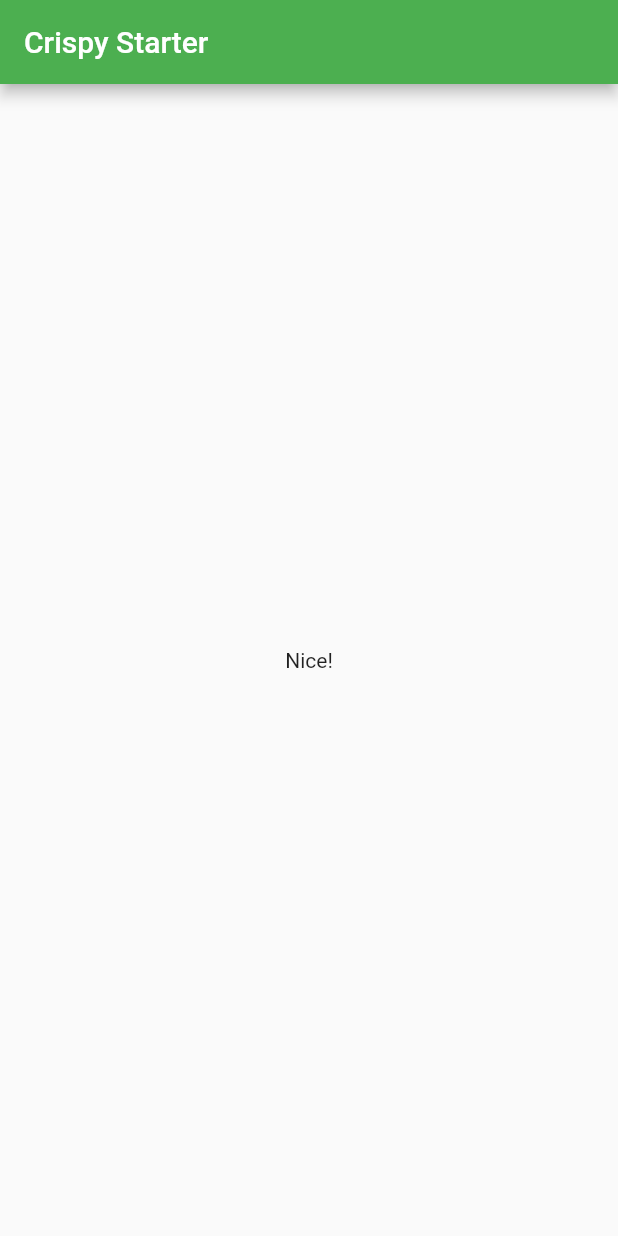
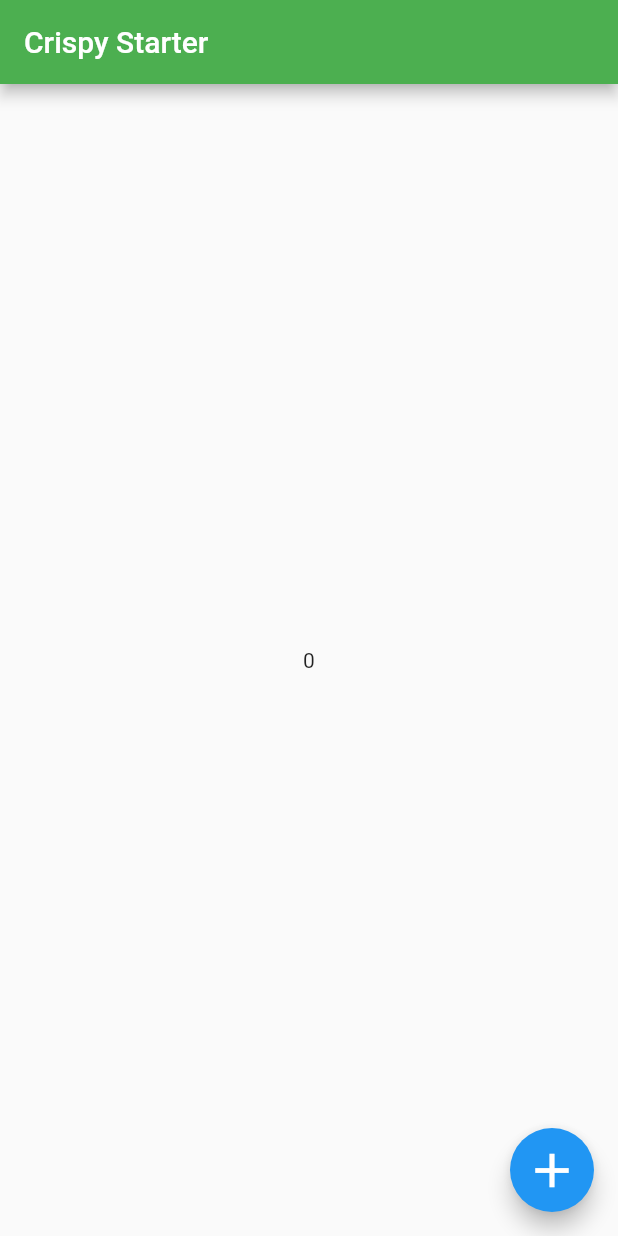
Before and after one commit to maicolstracci/crispy_starter, a Flutter app: the screen it shows after launch, on a phone screen of 412 x 824 dp. Run offline on Flutter 3.47's test engine with Material 2 defaults, Android fonts, the phone set to English and light mode, and no system bars; our stand-ins replace dio, rxdart.

Commit message:
BLoC state management test

```diff
--- /dev/null
+++ b/lib/BLoC/bloc_base.dart
@@ -0,0 +1,72 @@
+import 'package:flutter/material.dart';
+
+typedef BlocBuilder<T> = T Function();
+typedef BlocDisposer<T> = Function(T);
+
+abstract class BlocBase {
+  void dispose();
+}
+
+class BlocProvider<T extends BlocBase> extends StatefulWidget {
+  BlocProvider({
+    Key key,
+    @required this.child,
+    @required this.blocBuilder,
+    this.blocDispose,
+  }): super(key: key);
+
+  final Widget child;
+  final BlocBuilder<T> blocBuilder;
+  final BlocDisposer<T> blocDispose;
+
+  @override
+  _BlocProviderState<T> createState() => _BlocProviderState<T>();
+
+  static T of<T extends BlocBase>(BuildContext context){
+    _BlocProviderInherited<T> provider = context.getElementForInheritedWidgetOfExactType<_BlocProviderInherited<T>>()?.widget;
+
+    return provider?.bloc;
+  }
+}
+
+class _BlocProviderState<T extends BlocBase> extends State<BlocProvider<T>>{
+
+  T bloc;
+
+  @override
+  void initState() {
+    super.initState();
+    bloc = widget.blocBuilder();
+  }
+
+  @override
+  void dispose(){
+    if (widget.blocDispose != null){
+      widget.blocDispose(bloc);
+    } else {
+      bloc?.dispose();
+    }
+    super.dispose();
+  }
+
+  @override
+  Widget build(BuildContext context){
+    return new _BlocProviderInherited<T>(
+      bloc: bloc,
+      child: widget.child,
+    );
+  }
+}
+
+class _BlocProviderInherited<T> extends InheritedWidget {
+  _BlocProviderInherited({
+    Key key,
+    @required Widget child,
+    @required this.bloc,
+  }) : super(key: key, child: child);
+
+  final T bloc;
+
+  @override
+  bool updateShouldNotify(_BlocProviderInherited oldWidget) => false;
+}
--- /dev/null
+++ b/lib/BLoC/bloc_event_state.dart
@@ -0,0 +1,43 @@
+
+import 'package:meta/meta.dart';
+import 'package:rxdart/rxdart.dart';
+import 'bloc_base.dart';
+
+abstract class BlocEvent extends Object {}
+abstract class BlocState extends Object {}
+
+abstract class BlocEventStateBase<BlocEvent, BlocState> implements BlocBase {
+  PublishSubject<BlocEvent> _eventController = PublishSubject<BlocEvent>();
+  BehaviorSubject<BlocState> _stateController = BehaviorSubject<BlocState>();
+
+
+  Function(BlocEvent) get emitEvent => _eventController.sink.add;
+
+
+  Stream<BlocState> get state => _stateController.stream;
+
+
+  Stream<BlocState> eventHandler(BlocEvent event, BlocState currentState);
+
+
+  final BlocState initialState;
+
+
+  BlocEventStateBase({
+    @required this.initialState,
+  }){
+
+    _eventController.listen((BlocEvent event){
+      BlocState currentState = _stateController.value ?? initialState;
+      eventHandler(event, currentState).forEach((BlocState newState){
+        _stateController.sink.add(newState);
+      });
+    });
+  }
+
+  @override
+  void dispose() {
+    _eventController.close();
+    _stateController.close();
+  }
+}
--- /dev/null
+++ b/lib/BLoC/bloc_event_state_builder.dart
@@ -0,0 +1,28 @@
+import 'package:crispy_starter/BLoC/bloc_event_state.dart';
+import 'package:flutter/material.dart';
+
+typedef Widget AsyncBlocEventStateBuilder<BlocState>(BuildContext context, BlocState state);
+
+class BlocEventStateBuilder<BlocEvent,BlocState> extends StatelessWidget {
+  const BlocEventStateBuilder({
+    Key key,
+    @required this.builder,
+    @required this.bloc,
+  }): assert(builder != null),
+        assert(bloc != null),
+        super(key: key);
+
+  final BlocEventStateBase<BlocEvent,BlocState> bloc;
+  final AsyncBlocEventStateBuilder<BlocState> builder;
+
+  @override
+  Widget build(BuildContext context){
+    return StreamBuilder<BlocState>(
+      stream: bloc.state,
+      initialData: bloc.initialState,
+      builder: (BuildContext context, AsyncSnapshot<BlocState> snapshot){
+        return builder(context, snapshot.data);
+      },
+    );
+  }
+}
--- /dev/null
+++ b/lib/BLoC/increment_counter_bloc.dart
@@ -0,0 +1,19 @@
+import 'package:crispy_starter/BLoC/bloc_event_state.dart';
+import 'package:crispy_starter/Events/increment_counter_event.dart';
+import 'package:crispy_starter/States/increment_counter_state.dart';
+
+class IncrementCounterBloc
+    extends BlocEventStateBase<IncrementCounterEvent, IncrementCounterState> {
+  IncrementCounterBloc()
+      : super(initialState: IncrementCounterState.initialise(0));
+
+  @override
+  Stream<IncrementCounterState> eventHandler(
+      IncrementCounterEvent event, IncrementCounterState currentState) async* {
+
+    if (event is IncrementCounterEvent) {
+
+      yield IncrementCounterState.increment(currentState.counter);
+    }
+  }
+}
--- /dev/null
+++ b/lib/Events/increment_counter_event.dart
@@ -0,0 +1,12 @@
+
+
+import 'package:crispy_starter/BLoC/bloc_event_state.dart';
+
+class IncrementCounterEvent extends BlocEvent {
+
+  final String counter;
+
+  IncrementCounterEvent({
+    this.counter: "count",
+  }) : assert(counter != null);
+}
--- /dev/null
+++ b/lib/States/increment_counter_state.dart
@@ -0,0 +1,25 @@
+import 'package:crispy_starter/BLoC/bloc_event_state.dart';
+
+class IncrementCounterState extends BlocState{
+
+
+  IncrementCounterState({
+    this.counter,
+});
+
+  int counter;
+
+  factory IncrementCounterState.initialise(counter) {
+    return IncrementCounterState(
+      counter: counter,
+    );
+  }
+
+  factory IncrementCounterState.increment(counter) {
+
+    return IncrementCounterState(
+      counter: counter+1,
+    );
+  }
+
+}
--- /dev/null
+++ b/lib/api_keys.dart
@@ -0,0 +1 @@
+final String imbd_api_key = "k_0Rytb1x2";
--- a/lib/main.dart
+++ b/lib/main.dart
@@ -1,4 +1,13 @@
+import 'package:crispy_starter/BLoC/bloc_base.dart';
+import 'package:crispy_starter/BLoC/bloc_event_state.dart';
+import 'package:crispy_starter/BLoC/increment_counter_bloc.dart';
+import 'package:crispy_starter/Events/increment_counter_event.dart';
+import 'package:crispy_starter/States/increment_counter_state.dart';
+import 'package:crispy_starter/api_keys.dart';
+import 'package:dio/dio.dart';
 import 'package:flutter/material.dart';
+
+import 'BLoC/bloc_event_state_builder.dart';
 
 void main() {
   runApp(MyApp());
@@ -14,7 +23,9 @@ class MyApp extends StatelessWidget {
         primarySwatch: Colors.green,
         visualDensity: VisualDensity.adaptivePlatformDensity,
       ),
-      home: CrispyStarter(),
+      home: BlocProvider<IncrementCounterBloc>(
+          blocBuilder: ()  => IncrementCounterBloc(),
+          child: CrispyStarter()),
     );
   }
 }
@@ -28,11 +39,40 @@ class CrispyStarter extends StatefulWidget {
 class _CrispyStarterState extends State<CrispyStarter> {
   @override
   Widget build(BuildContext context) {
+
+    IncrementCounterBloc counterBloc = BlocProvider.of<IncrementCounterBloc>(context);
+
+    print('$counterBloc');
+    void getDataFromIMDBAPI() async {
+      try {
+        Response response = await Dio().get("https://imdb-api.com/en/API/Top250Movies/$imbd_api_key");
+        print(response);
+      } catch (e) {
+        print(e);
+      }
+    }
+
     return Scaffold(
       appBar: AppBar(title: Text("Crispy Starter"),),
+      floatingActionButton: FloatingActionButton(
+        backgroundColor: Colors.blue,
+        onPressed: ()=>counterBloc.emitEvent(IncrementCounterEvent()),
+        child: Icon(
+          Icons.add,
+          size: 38,
+        ),
+      ),
       body: Container(
-        child: Center(
-          child: Text("Nice!"),
+        child: BlocEventStateBuilder<IncrementCounterEvent, IncrementCounterState>(
+          bloc: counterBloc,
+          builder: (BuildContext context, IncrementCounterState state) {
+            return Center(
+              child: Text(
+                state.counter.toString()
+              ),
+            );
+          }
+
         ),
       ),
     );
```
Also changed, not shown: pubspec.yaml (+6 -16 lines), pubspec.lock, 1 other file.
